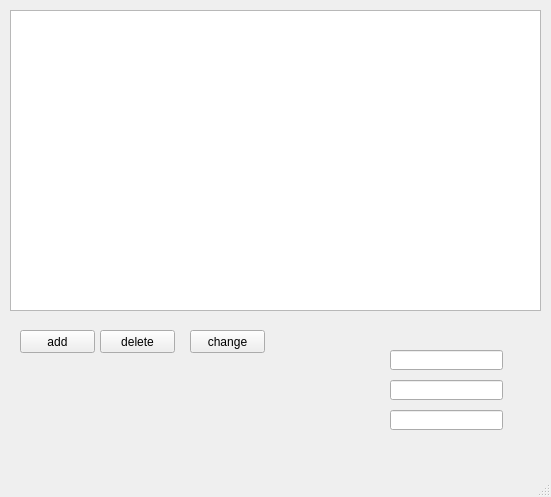
Qt form qt5_client/contacts.ui (mahongquan/parts) before a commit.
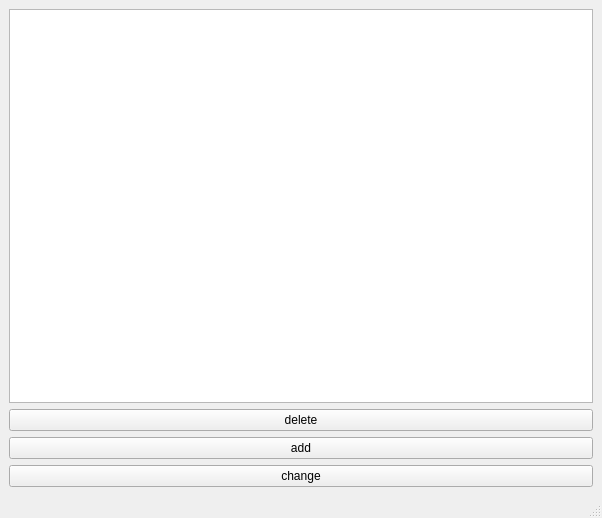
The same form after that commit.

```diff
--- a/qt5_client/contacts.ui
+++ b/qt5_client/contacts.ui
@@ -6,93 +6,40 @@
    <rect>
     <x>0</x>
     <y>0</y>
-    <width>551</width>
-    <height>497</height>
+    <width>602</width>
+    <height>518</height>
    </rect>
   </property>
   <property name="windowTitle">
    <string>备件管理</string>
   </property>
   <widget class="QWidget" name="centralwidget">
-   <widget class="QPushButton" name="pushButton">
-    <property name="geometry">
-     <rect>
-      <x>190</x>
-      <y>330</y>
-      <width>75</width>
-      <height>23</height>
-     </rect>
-    </property>
-    <property name="text">
-     <string>change</string>
-    </property>
-   </widget>
-   <widget class="QLineEdit" name="lineEdit">
-    <property name="geometry">
-     <rect>
-      <x>390</x>
-      <y>350</y>
-      <width>113</width>
-      <height>20</height>
-     </rect>
-    </property>
-   </widget>
-   <widget class="QLineEdit" name="lineEdit_2">
-    <property name="geometry">
-     <rect>
-      <x>390</x>
-      <y>380</y>
-      <width>113</width>
-      <height>20</height>
-     </rect>
-    </property>
-   </widget>
-   <widget class="QLineEdit" name="lineEdit_3">
-    <property name="geometry">
-     <rect>
-      <x>390</x>
-      <y>410</y>
-      <width>113</width>
-      <height>20</height>
-     </rect>
-    </property>
-   </widget>
-   <widget class="QTableWidget" name="tableWidget">
-    <property name="geometry">
-     <rect>
-      <x>10</x>
-      <y>10</y>
-      <width>531</width>
-      <height>301</height>
-     </rect>
-    </property>
-   </widget>
-   <widget class="QPushButton" name="pushButton_2">
-    <property name="geometry">
-     <rect>
-      <x>20</x>
-      <y>330</y>
-      <width>75</width>
-      <height>23</height>
-     </rect>
-    </property>
-    <property name="text">
-     <string>add</string>
-    </property>
-   </widget>
-   <widget class="QPushButton" name="pushButton_3">
-    <property name="geometry">
-     <rect>
-      <x>100</x>
-      <y>330</y>
-      <width>75</width>
-      <height>23</height>
-     </rect>
-    </property>
-    <property name="text">
-     <string>delete</string>
-    </property>
-   </widget>
+   <layout class="QVBoxLayout" name="verticalLayout">
+    <item>
+     <widget class="QTableWidget" name="tableWidget"/>
+    </item>
+    <item>
+     <widget class="QPushButton" name="pushButton_3">
+      <property name="text">
+       <string>delete</string>
+      </property>
+     </widget>
+    </item>
+    <item>
+     <widget class="QPushButton" name="pushButton_2">
+      <property name="text">
+       <string>add</string>
+      </property>
+     </widget>
+    </item>
+    <item>
+     <widget class="QPushButton" name="pushButton">
+      <property name="text">
+       <string>change</string>
+      </property>
+     </widget>
+    </item>
+   </layout>
   </widget>
   <widget class="QMenuBar" name="menubar">
    <property name="geometry">
```
Left out of the diff: 4 changed lines with no effect on the pictures.
